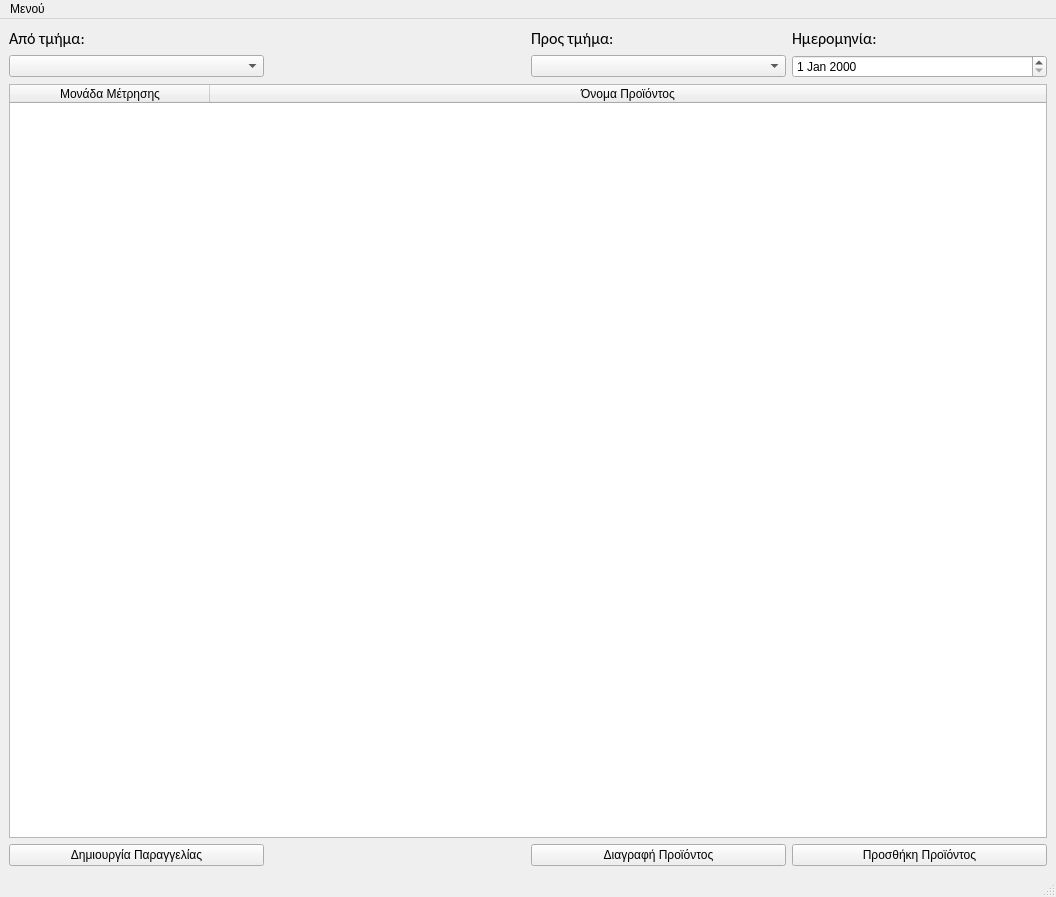
This is files/UI/mainWindow.ui in Combustiblemon/Hotel-internal-orders as Qt 5 draws it before an edit. The edited form follows.
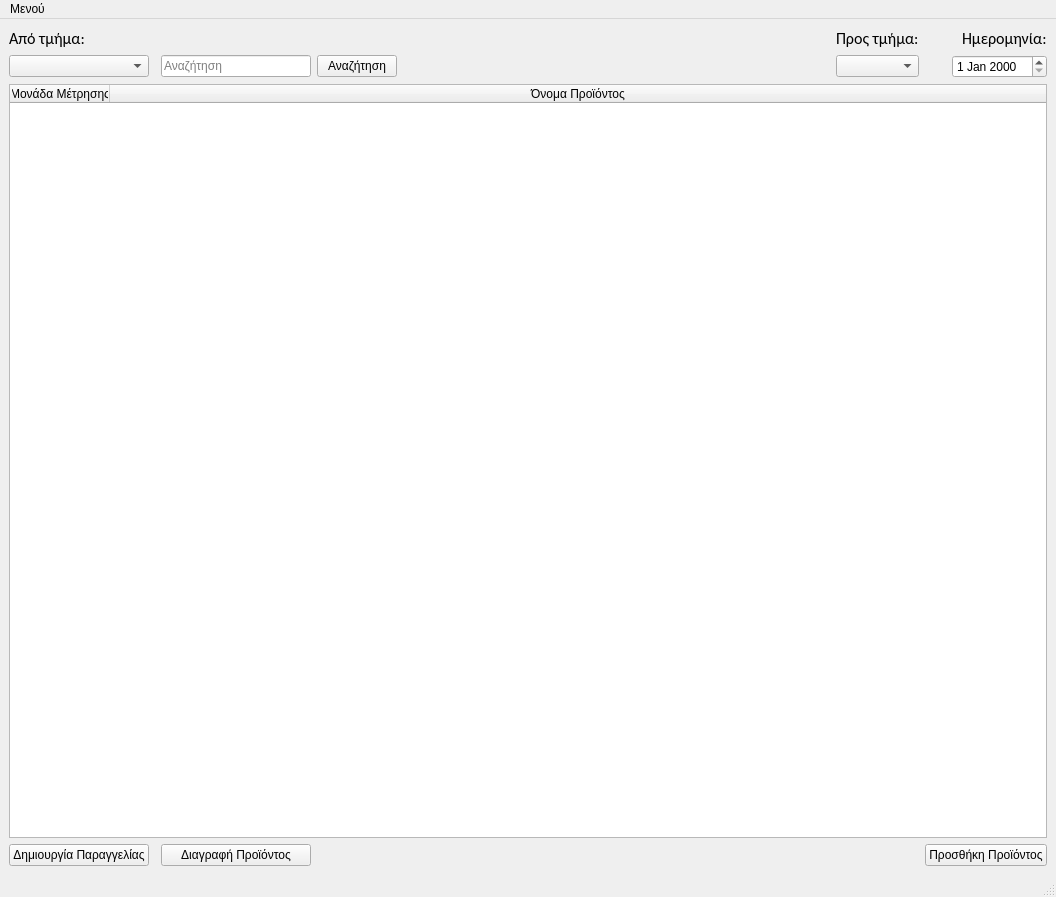
This is the edited form.

Commit message: added search and a bunch of other stuff

```diff
--- a/files/UI/mainWindow.ui
+++ b/files/UI/mainWindow.ui
@@ -15,8 +15,58 @@
   </property>
   <widget class="QWidget" name="centralwidget">
    <layout class="QGridLayout" name="gridLayout">
-    <item row="7" column="0">
-     <widget class="QLabel" name="fromLabel">
+    <item row="8" column="2" alignment="Qt::AlignLeft">
+     <widget class="QLineEdit" name="searchInput">
+      <property name="sizePolicy">
+       <sizepolicy hsizetype="Minimum" vsizetype="Fixed">
+        <horstretch>5</horstretch>
+        <verstretch>0</verstretch>
+       </sizepolicy>
+      </property>
+      <property name="minimumSize">
+       <size>
+        <width>150</width>
+        <height>20</height>
+       </size>
+      </property>
+      <property name="maximumSize">
+       <size>
+        <width>1500000</width>
+        <height>16777215</height>
+       </size>
+      </property>
+      <property name="sizeIncrement">
+       <size>
+        <width>0</width>
+        <height>0</height>
+       </size>
+      </property>
+      <property name="baseSize">
+       <size>
+        <width>0</width>
+        <height>0</height>
+       </size>
+      </property>
+      <property name="text">
+       <string/>
+      </property>
+      <property name="placeholderText">
+       <string>Αναζήτηση</string>
+      </property>
+     </widget>
+    </item>
+    <item row="8" column="0">
+     <widget class="QComboBox" name="fromSelector">
+      <property name="maximumSize">
+       <size>
+        <width>150</width>
+        <height>16777215</height>
+       </size>
+      </property>
+     </widget>
+    </item>
+    <item row="7" column="6" alignment="Qt::AlignRight">
+     <widget class="QLabel" name="dateLabel">
       <property name="font">
        <font>
         <family>Calibri</family>
@@ -24,43 +74,17 @@
        </font>
       </property>
       <property name="text">
-       <string>Από τμήμα:</string>
+       <string>Ημερομηνία:</string>
       </property>
      </widget>
     </item>
-    <item row="11" column="3">
+    <item row="11" column="6">
      <widget class="QPushButton" name="addItem">
       <property name="text">
        <string>Προσθήκη Προϊόντος</string>
       </property>
      </widget>
     </item>
-    <item row="7" column="2">
-     <widget class="QLabel" name="toLabel">
-      <property name="font">
-       <font>
-        <family>Calibri</family>
-        <pointsize>12</pointsize>
-       </font>
-      </property>
-      <property name="text">
-       <string>Προς τμήμα:</string>
-      </property>
-     </widget>
-    </item>
-    <item row="8" column="3">
-     <widget class="QDateEdit" name="dateEdit"/>
-    </item>
-    <item row="11" column="2">
-     <widget class="QPushButton" name="deleteItem">
-      <property name="text">
-       <string>Διαγραφή Προϊόντος</string>
-      </property>
-     </widget>
-    </item>
-    <item row="8" column="2">
-     <widget class="QComboBox" name="toSelector"/>
-    </item>
     <item row="11" column="0">
      <widget class="QPushButton" name="createOrder">
       <property name="text">
@@ -68,8 +92,18 @@
       </property>
      </widget>
     </item>
-    <item row="7" column="3">
-     <widget class="QLabel" name="dateLabel">
+    <item row="8" column="5">
+     <widget class="QComboBox" name="toSelector">
+      <property name="maximumSize">
+       <size>
+        <width>150</width>
+        <height>16777215</height>
+       </size>
+      </property>
+     </widget>
+    </item>
+    <item row="7" column="0">
+     <widget class="QLabel" name="fromLabel">
       <property name="font">
        <font>
         <family>Calibri</family>
@@ -77,14 +111,14 @@
        </font>
       </property>
       <property name="text">
-       <string>Ημερομηνία:</string>
+       <string>Από τμήμα:</string>
       </property>
      </widget>
     </item>
-    <item row="8" column="0">
-     <widget class="QComboBox" name="fromSelector"/>
+    <item row="8" column="6" alignment="Qt::AlignRight">
+     <widget class="QDateEdit" name="dateEdit"/>
     </item>
-    <item row="10" column="0" colspan="4">
+    <item row="10" column="0" colspan="7">
      <widget class="QTableWidget" name="orderView">
       <property name="focusPolicy">
        <enum>Qt::WheelFocus</enum>
@@ -113,9 +147,6 @@
       <attribute name="horizontalHeaderMinimumSectionSize">
        <number>1</number>
       </attribute>
-      <attribute name="horizontalHeaderDefaultSectionSize">
-       <number>200</number>
-      </attribute>
       <attribute name="horizontalHeaderShowSortIndicator" stdset="0">
        <bool>false</bool>
       </attribute>
@@ -147,6 +178,39 @@
       </column>
      </widget>
     </item>
+    <item row="7" column="5">
+     <widget class="QLabel" name="toLabel">
+      <property name="font">
+       <font>
+        <family>Calibri</family>
+        <pointsize>12</pointsize>
+       </font>
+      </property>
+      <property name="text">
+       <string>Προς τμήμα:</string>
+      </property>
+     </widget>
+    </item>
+    <item row="11" column="2">
+     <widget class="QPushButton" name="deleteItem">
+      <property name="text">
+       <string>Διαγραφή Προϊόντος</string>
+      </property>
+     </widget>
+    </item>
+    <item row="8" column="3" alignment="Qt::AlignLeft">
+     <widget class="QPushButton" name="searchButton">
+      <property name="sizePolicy">
+       <sizepolicy hsizetype="Minimum" vsizetype="Fixed">
+        <horstretch>19</horstretch>
+        <verstretch>0</verstretch>
+       </sizepolicy>
+      </property>
+      <property name="text">
+       <string>Αναζήτηση</string>
+      </property>
+     </widget>
+    </item>
    </layout>
   </widget>
   <widget class="QMenuBar" name="menubar">
```
Left out of the diff: 6 changed lines with no effect on the pictures. The commit also changes 6 other files.
